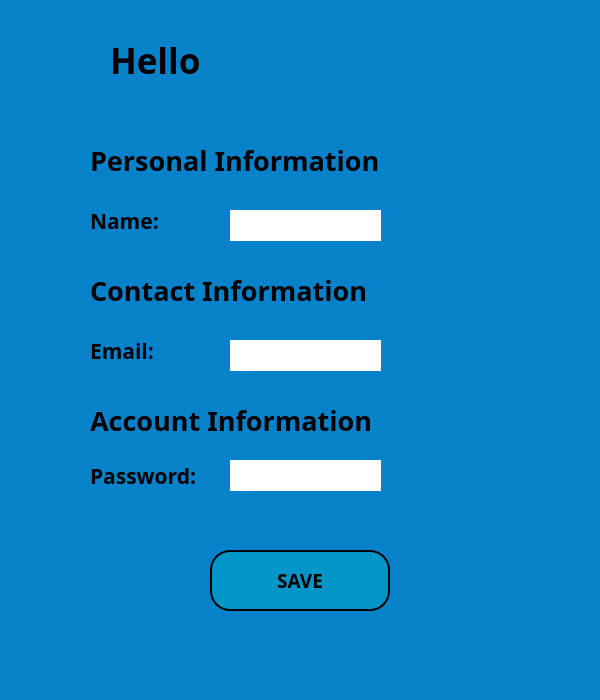
Before: the Qt Designer form customer_edit_window.ui in melikkekaya/BankingApp_SQL, drawn with Qt 5.
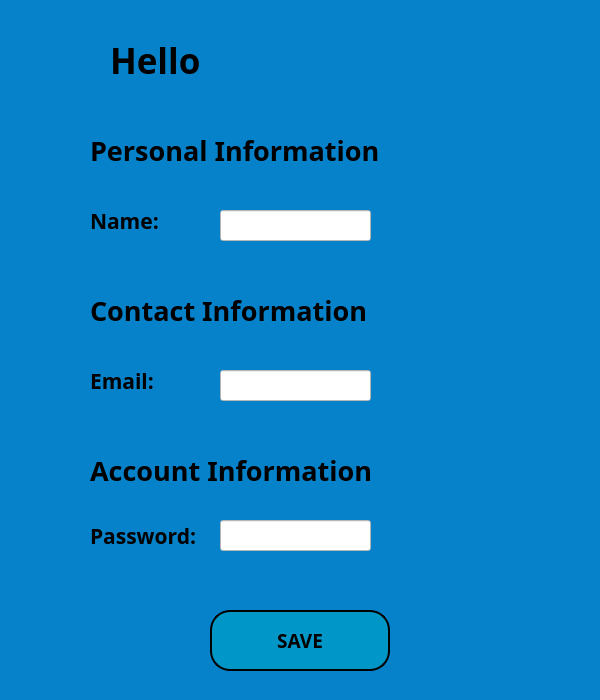
After: the same form once the commit is applied.

What changed in the file:
```diff
--- a/customer_edit_window.ui
+++ b/customer_edit_window.ui
@@ -55,7 +55,7 @@
     <property name="geometry">
      <rect>
       <x>90</x>
-      <y>140</y>
+      <y>130</y>
       <width>321</width>
       <height>41</height>
      </rect>
@@ -97,7 +97,7 @@
     <property name="geometry">
      <rect>
       <x>90</x>
-      <y>270</y>
+      <y>290</y>
       <width>321</width>
       <height>41</height>
      </rect>
@@ -118,7 +118,7 @@
     <property name="geometry">
      <rect>
       <x>90</x>
-      <y>330</y>
+      <y>360</y>
       <width>91</width>
       <height>41</height>
      </rect>
@@ -139,7 +139,7 @@
     <property name="geometry">
      <rect>
       <x>90</x>
-      <y>400</y>
+      <y>450</y>
       <width>321</width>
       <height>41</height>
      </rect>
@@ -160,7 +160,7 @@
     <property name="geometry">
      <rect>
       <x>90</x>
-      <y>460</y>
+      <y>520</y>
       <width>131</width>
       <height>31</height>
      </rect>
@@ -181,7 +181,7 @@
     <property name="geometry">
      <rect>
       <x>210</x>
-      <y>550</y>
+      <y>610</y>
       <width>180</width>
       <height>61</height>
      </rect>
@@ -215,10 +215,10 @@
      <string>SAVE</string>
     </property>
    </widget>
-   <widget class="QLabel" name="cseditwdw_lbl_CSname_show">
+   <widget class="QLineEdit" name="cseditwdw_linedit_CSname_show">
     <property name="geometry">
      <rect>
-      <x>230</x>
+      <x>220</x>
       <y>210</y>
       <width>151</width>
       <height>31</height>
@@ -227,15 +227,12 @@
     <property name="styleSheet">
      <string notr="true">background-color: rgb(255, 255, 255);</string>
     </property>
-    <property name="text">
-     <string/>
-    </property>
    </widget>
-   <widget class="QLabel" name="cseditwdw_lbl_CSemail_show">
+   <widget class="QLineEdit" name="cseditwdw_linedit_CSemail_show">
     <property name="geometry">
      <rect>
-      <x>230</x>
-      <y>340</y>
+      <x>220</x>
+      <y>370</y>
       <width>151</width>
       <height>31</height>
      </rect>
@@ -243,15 +240,12 @@
     <property name="styleSheet">
      <string notr="true">background-color: rgb(255, 255, 255);</string>
     </property>
-    <property name="text">
-     <string/>
-    </property>
    </widget>
-   <widget class="QLabel" name="cseditwdw_lbl_CSpassword_show">
+   <widget class="QLineEdit" name="cseditwdw_linedit_CSpassword_show">
     <property name="geometry">
      <rect>
-      <x>230</x>
-      <y>460</y>
+      <x>220</x>
+      <y>520</y>
       <width>151</width>
       <height>31</height>
      </rect>
@@ -259,9 +253,6 @@
     <property name="styleSheet">
      <string notr="true">background-color: rgb(255, 255, 255);</string>
     </property>
-    <property name="text">
-     <string/>
-    </property>
    </widget>
   </widget>
   <widget class="QStatusBar" name="statusbar"/>
```
